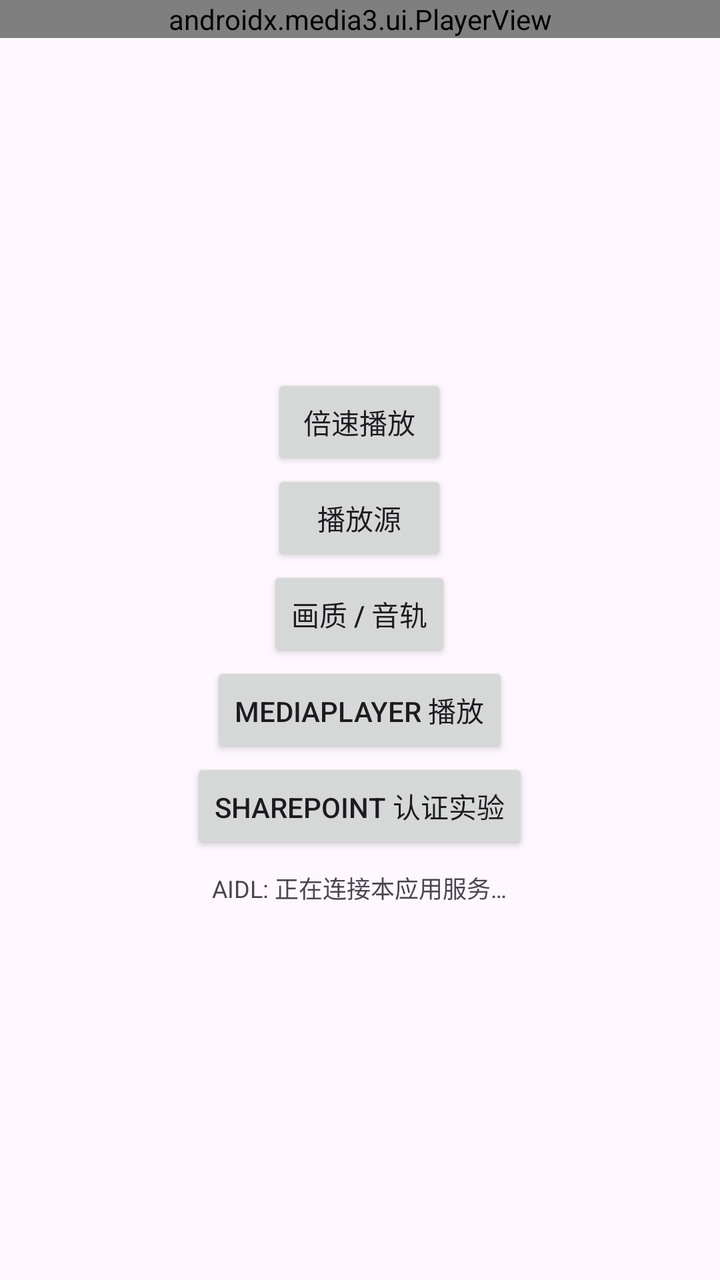
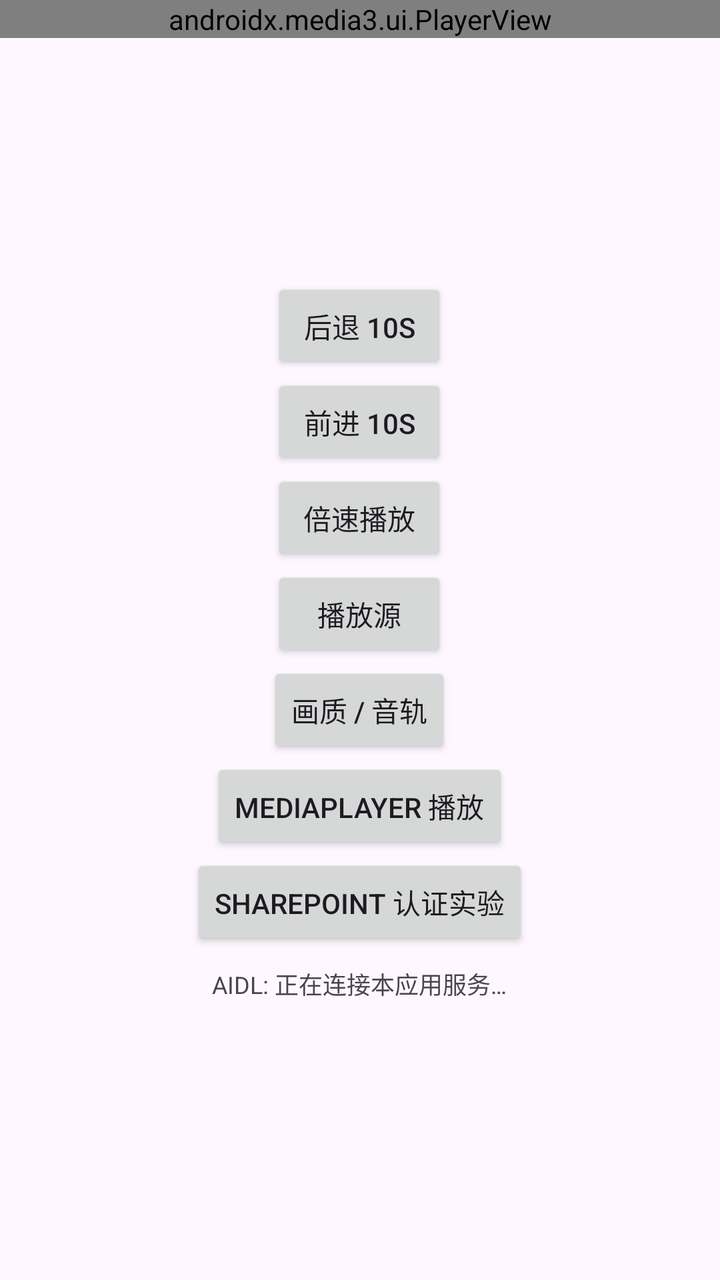

Two renders of the same Android screen: before a commit and after it. Below are the layout's source before the change and the commit's diff.
<!-- AndroidManifest.xml: application theme Theme.Exojavademo -->
<!-- res/layout/activity_main.xml -->
<RelativeLayout xmlns:android="http://schemas.android.com/apk/res/android"
    xmlns:tools="http://schemas.android.com/tools"
    android:layout_width="match_parent"
    android:layout_height="match_parent"
    tools:context=".MainActivity">

    <androidx.media3.ui.PlayerView
        android:id="@+id/player_view"
        android:layout_width="match_parent"
        android:layout_height="wrap_content"
        android:keepScreenOn="true"/>

    <LinearLayout
        android:layout_width="wrap_content"
        android:layout_height="wrap_content"
        android:layout_centerInParent="true"
        android:orientation="vertical"
        android:gravity="center">

        <Button
            android:id="@+id/button"
            android:layout_width="wrap_content"
            android:layout_height="wrap_content"
            android:text="@string/btn_speed"/>

        <Button
            android:id="@+id/btn_source"
            android:layout_width="wrap_content"
            android:layout_height="wrap_content"
            android:text="@string/btn_source"/>

        <Button
            android:id="@+id/btn_tracks"
            android:layout_width="wrap_content"
            android:layout_height="wrap_content"
            android:text="@string/btn_tracks"/>

        <Button
            android:id="@+id/btn_mediaplayer"
            android:layout_width="wrap_content"
            android:layout_height="wrap_content"
            android:text="@string/btn_mediaplayer"/>

        <Button
            android:id="@+id/btn_sharepoint"
            android:layout_width="wrap_content"
            android:layout_height="wrap_content"
            android:text="@string/btn_sharepoint"/>

        <TextView
            android:id="@+id/aidl_status"
            android:layout_width="wrap_content"
            android:layout_height="wrap_content"
            android:paddingTop="8dp"
            android:text="@string/aidl_connecting"
            android:textColor="?android:attr/textColorSecondary"
            android:textSize="12sp"/>

    </LinearLayout>

</RelativeLayout>
<!-- resources referenced by this layout -->
<resources>
  <string name="aidl_connecting">AIDL: 正在连接本应用服务…</string>
  <string name="btn_mediaplayer">MediaPlayer 播放</string>
  <string name="btn_sharepoint">SharePoint 认证实验</string>
  <string name="btn_source">播放源</string>
  <string name="btn_speed">倍速播放</string>
  <string name="btn_tracks">画质 / 音轨</string>
  <style name="Theme.Exojavademo" parent="Base.Theme.Exojavademo" />
  <style name="Base.Theme.Exojavademo" parent="Theme.Material3.DayNight.NoActionBar">
          
          
      </style>
</resources>

<!-- the commit's change to res/layout/activity_main.xml (unified diff, before → after) -->
@@ -1,4 +1,5 @@
 <RelativeLayout xmlns:android="http://schemas.android.com/apk/res/android"
+    xmlns:app="http://schemas.android.com/apk/res-auto"
     xmlns:tools="http://schemas.android.com/tools"
     android:layout_width="match_parent"
     android:layout_height="match_parent"
@@ -8,7 +9,53 @@
         android:id="@+id/player_view"
         android:layout_width="match_parent"
         android:layout_height="wrap_content"
-        android:keepScreenOn="true"/>
+        android:keepScreenOn="true"
+        app:show_buffering="when_playing">
+
+        
+        <LinearLayout
+            android:id="@+id/error_panel"
+            android:layout_width="wrap_content"
+            android:layout_height="wrap_content"
+            android:layout_gravity="center"
+            android:background="#B3000000"
+            android:gravity="center"
+            android:orientation="vertical"
+            android:padding="16dp"
+            android:visibility="gone"
+            tools:visibility="gone">
+
+            <TextView
+                android:id="@+id/error_text"
+                android:layout_width="wrap_content"
+                android:layout_height="wrap_content"
+                android:textColor="#FFFFFF"
+                android:textSize="14sp"/>
+
+            <Button
+                android:id="@+id/btn_retry"
+                android:layout_width="wrap_content"
+                android:layout_height="wrap_content"
+                android:layout_marginTop="8dp"
+                android:text="@string/btn_retry"/>
+        </LinearLayout>
+
+        
+        <TextView
+            android:id="@+id/gesture_hint"
+            android:layout_width="wrap_content"
+            android:layout_height="wrap_content"
+            android:layout_gravity="center"
+            android:background="#B3000000"
+            android:paddingStart="16dp"
+            android:paddingTop="8dp"
+            android:paddingEnd="16dp"
+            android:paddingBottom="8dp"
+            android:textColor="#FFFFFF"
+            android:textSize="14sp"
+            android:visibility="gone"
+            tools:visibility="gone"/>
+    </androidx.media3.ui.PlayerView>
 
     <LinearLayout
         android:layout_width="wrap_content"
@@ -16,6 +63,18 @@
         android:layout_centerInParent="true"
         android:orientation="vertical"
         android:gravity="center">
+
+        <Button
+            android:id="@+id/btn_rewind"
+            android:layout_width="wrap_content"
+            android:layout_height="wrap_content"
+            android:text="@string/btn_rewind"/>
+
+        <Button
+            android:id="@+id/btn_forward"
+            android:layout_width="wrap_content"
+            android:layout_height="wrap_content"
+            android:text="@string/btn_forward"/>
 
         <Button
             android:id="@+id/button"
<!-- resource entries referenced after the edit -->
@@ -1,7 +1,10 @@
 <!-- resources referenced by this layout -->
 <resources>
   <string name="aidl_connecting">AIDL: 正在连接本应用服务…</string>
+  <string name="btn_forward">前进 10s</string>
   <string name="btn_mediaplayer">MediaPlayer 播放</string>
+  <string name="btn_retry">重试</string>
+  <string name="btn_rewind">后退 10s</string>
   <string name="btn_sharepoint">SharePoint 认证实验</string>
   <string name="btn_source">播放源</string>
   <string name="btn_speed">倍速播放</string>
